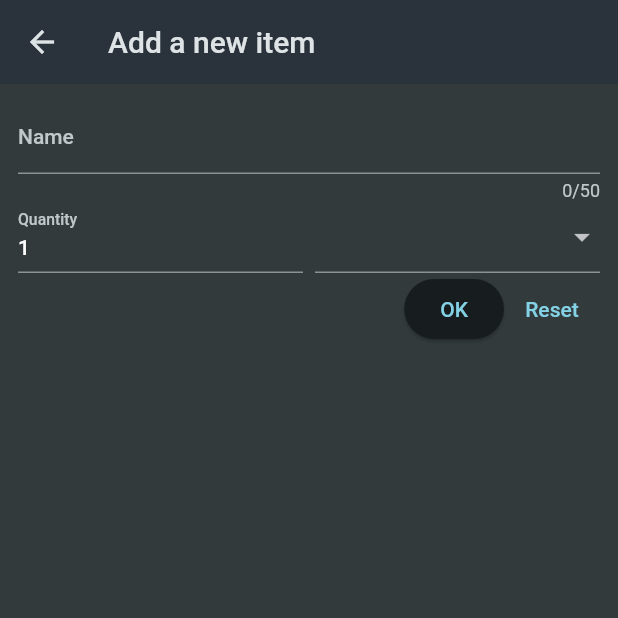
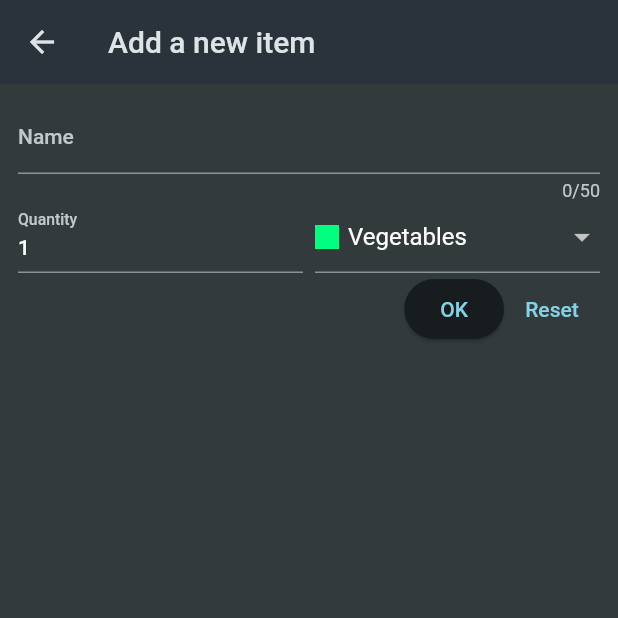
Before and after one commit to dangthanhhao/learnFlutter, a Flutter app: the screen it shows after launch, after a tap on the "add" icon, on a phone screen of 412 x 824 dp, the top half of it. Run offline on Flutter 3.47's test engine with Material 2 defaults, Android fonts, the phone set to English and light mode, and no system bars; our stand-ins replace flutter_riverpod, google_fonts, transparent_image.

```diff
--- a/shopping_list/lib/models/grocery_item.dart
+++ b/shopping_list/lib/models/grocery_item.dart
@@ -7,8 +7,12 @@ class GroceryItem {
     required this.quantity,
     required this.category,
   });
-  final String id;
-  final String name;
-  final int quantity;
-  final Category category;
+  String id;
+  String name;
+  int quantity;
+  Category category;
+  @override
+  String toString() {
+    return '$id $name $quantity ${category.title}';
+  }
 }
--- a/shopping_list/lib/screens/grocery_list.dart
+++ b/shopping_list/lib/screens/grocery_list.dart
@@ -12,32 +12,50 @@ class GroceryListScreen extends StatefulWidget {
 }
 
 class _GroceryListScreenState extends State<GroceryListScreen> {
-  final List<GroceryItem> groceryList = groceryItems.toList();
+  final List<GroceryItem> groceryList = [];
 
   // This widget is the root of your application.
   @override
   Widget build(BuildContext context) {
+    Widget currentWidget = const Center(
+      child: Text('Empty'),
+    );
+    if (groceryList.isNotEmpty) {
+      currentWidget = ListView.builder(
+        itemCount: groceryList.length,
+        itemBuilder: (context, index) => Dismissible(
+          key: ValueKey(groceryList[index].id),
+          onDismissed: (direction) {
+            setState(() {
+              groceryList.removeAt(index);
+            });
+          },
+          child: GroceryListItem(
+            groceryItem: groceryList[index],
+          ),
+        ),
+      );
+    }
     return Scaffold(
-      appBar: AppBar(
-        title: const Text('Your Groceries'),
-        actions: [
-          IconButton(onPressed: _onNewItem, icon: const Icon(Icons.add))
-        ],
-      ),
-      body: ListView.builder(
-        itemCount: groceryList.length,
-        itemBuilder: (context, index) => GroceryListItem(
-          groceryItem: groceryList[index],
+        appBar: AppBar(
+          title: const Text('Your Groceries'),
+          actions: [
+            IconButton(onPressed: _onNewItem, icon: const Icon(Icons.add))
+          ],
         ),
-      ),
-    );
+        body: currentWidget);
   }
 
-  void _onNewItem() {
-    Navigator.of(context).push(
+  void _onNewItem() async {
+    final newItem = await Navigator.of(context).push<GroceryItem>(
       MaterialPageRoute(
         builder: (context) => const NewItem(),
       ),
     );
+    if (newItem != null) {
+      setState(() {
+        groceryList.add(newItem);
+      });
+    }
   }
 }
--- a/shopping_list/lib/screens/new_item.dart
+++ b/shopping_list/lib/screens/new_item.dart
@@ -1,5 +1,8 @@
 import 'package:flutter/material.dart';
 import 'package:shopping_list/data/categories.dart';
+
+import '../models/category.dart';
+import '../models/grocery_item.dart';
 
 class NewItem extends StatefulWidget {
   const NewItem({super.key});
@@ -10,6 +13,11 @@ class NewItem extends StatefulWidget {
 
 class _NewItemState extends State<NewItem> {
   final _formKey = GlobalKey<FormState>();
+  final newItem = GroceryItem(
+      id: DateTime.now().toString(),
+      name: '',
+      quantity: 1,
+      category: categories[Categories.vegetables]!);
 
   Widget build(BuildContext context) {
     return Scaffold(
@@ -33,6 +41,7 @@ class _NewItemState extends State<NewItem> {
                     }
                     return null;
                   },
+                  onSaved: (newValue) => newItem.name = newValue!,
                 ),
                 Row(
                   crossAxisAlignment: CrossAxisAlignment.end,
@@ -51,6 +60,8 @@ class _NewItemState extends State<NewItem> {
                           }
                           return null;
                         },
+                        onSaved: (newValue) =>
+                            newItem.quantity = int.parse(newValue!),
                       ),
                     ),
                     const SizedBox(
@@ -78,6 +89,8 @@ class _NewItemState extends State<NewItem> {
                             )
                         ],
                         onChanged: (value) {},
+                        onSaved: (newValue) => newItem.category = newValue!,
+                        value: newItem.category,
                       ),
                     )
                   ],
@@ -88,6 +101,8 @@ class _NewItemState extends State<NewItem> {
                     ElevatedButton(
                         onPressed: () {
                           _formKey.currentState!.validate();
+                          _formKey.currentState!.save();
+                          Navigator.of(context).pop(newItem);
                         },
                         child: const Text('OK')),
                     TextButton(
```
